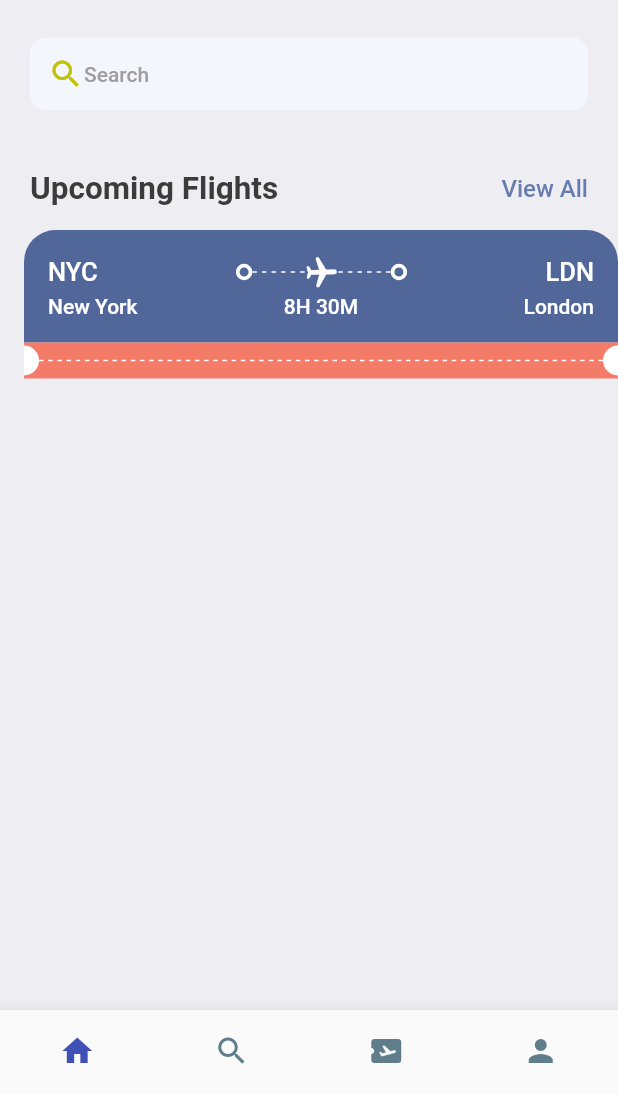
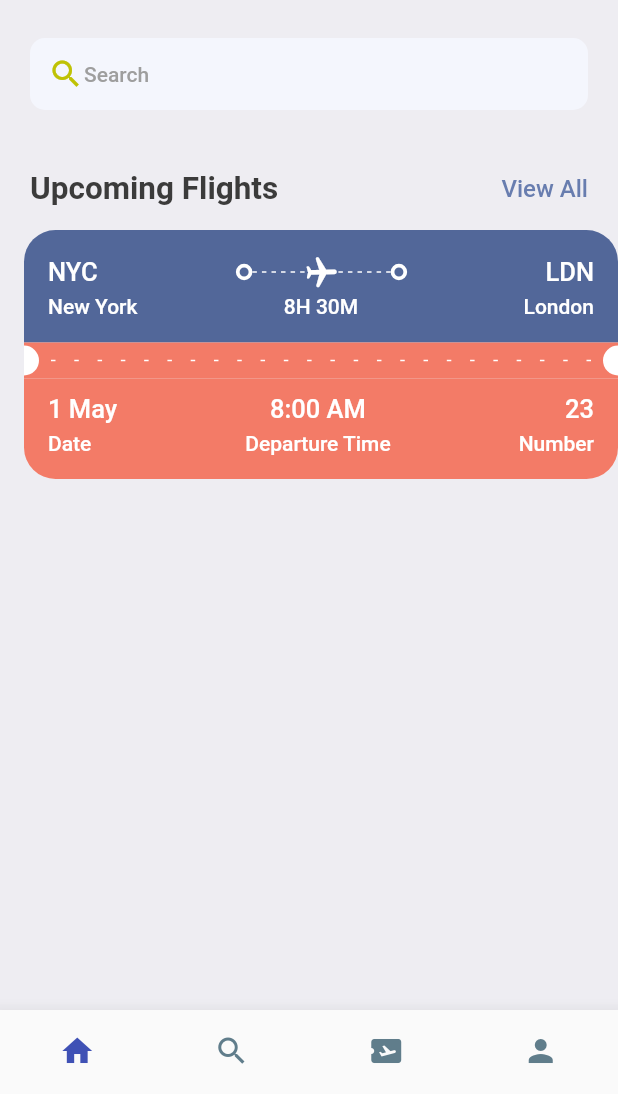
Before and after one commit to greenervigil/flutter_app, a Flutter app: the screen it shows after launch, on a phone screen of 412 x 824 dp, the part 142-1236 px from its top. Run offline on Flutter 3.47's test engine with Material 2 defaults, Android fonts, the phone set to English and light mode, and no system bars; our stand-ins replace gap.

Commit message:
finishing up ticket widget

```diff
--- a/lib/screens/ticket_view.dart
+++ b/lib/screens/ticket_view.dart
@@ -132,15 +132,18 @@ class TicketView extends StatelessWidget {
                   Expanded(
                     child: SizedBox(
                         height: 24,
+                        child: Padding(
+                          padding: const EdgeInsets.all(8.0),
                           child: LayoutBuilder(
                             builder: (BuildContext context,
                                 BoxConstraints constraints) {
                               return Flex(
                                 direction: Axis.horizontal,
-                              mainAxisAlignment: MainAxisAlignment.spaceBetween,
+                                mainAxisAlignment:
+                                    MainAxisAlignment.spaceBetween,
                                 mainAxisSize: MainAxisSize.max,
                                 children: List.generate(
-                                  (constraints.constrainWidth() / 6).floor(),
+                                    (constraints.constrainWidth() / 15).floor(),
                                     (index) => const SizedBox(
                                           width: 3,
                                           height: 1,
@@ -150,6 +153,7 @@ class TicketView extends StatelessWidget {
                                         )),
                               );
                             },
+                          ),
                         )),
                   ),
                   const SizedBox(
@@ -166,6 +170,74 @@ class TicketView extends StatelessWidget {
                 ],
               ),
             ),
+            Container(
+              decoration: BoxDecoration(
+                color: Styles.orangeColor,
+                borderRadius: const BorderRadius.only(
+                  bottomLeft: Radius.circular(21),
+                  bottomRight: Radius.circular(21),
+                ),
+              ),
+              padding: const EdgeInsets.only(
+                  left: 16, top: 10, right: 16, bottom: 16),
+              child: Column(
+                children: [
+                  Row(
+                    mainAxisAlignment: MainAxisAlignment.spaceBetween,
+                    children: [
+                      Column(
+                        crossAxisAlignment: CrossAxisAlignment.start,
+                        children: [
+                          Text(
+                            '1 May',
+                            style: Styles.headlineStyle3
+                                .copyWith(color: Colors.white),
+                          ),
+                          const Gap(5),
+                          Text(
+                            'Date',
+                            style: Styles.headlineStyle4
+                                .copyWith(color: Colors.white),
+                          ),
+                        ],
+                      ),
+                      Column(
+                        crossAxisAlignment: CrossAxisAlignment.center,
+                        children: [
+                          Text(
+                            '8:00 AM',
+                            style: Styles.headlineStyle3
+                                .copyWith(color: Colors.white),
+                          ),
+                          const Gap(5),
+                          Text(
+                            'Departure Time',
+                            style: Styles.headlineStyle4
+                                .copyWith(color: Colors.white),
+                          ),
+                        ],
+                      ),
+                      Column(
+                        crossAxisAlignment: CrossAxisAlignment.end,
+                        children: [
+                          Text(
+                            '23',
+                            style: Styles.headlineStyle3
+                                .copyWith(color: Colors.white),
+                          ),
+                          const Gap(5),
+                          Text(
+                            'Number',
+                            style: Styles.headlineStyle4
+                                .copyWith(color: Colors.white),
+                          ),
+                        ],
+                      ),
+                    ],
+                  ),
+                ],
+              ),
+            ),
           ],
         ),
       ),
```
Lines whose indentation alone changed are shown as unchanged.
